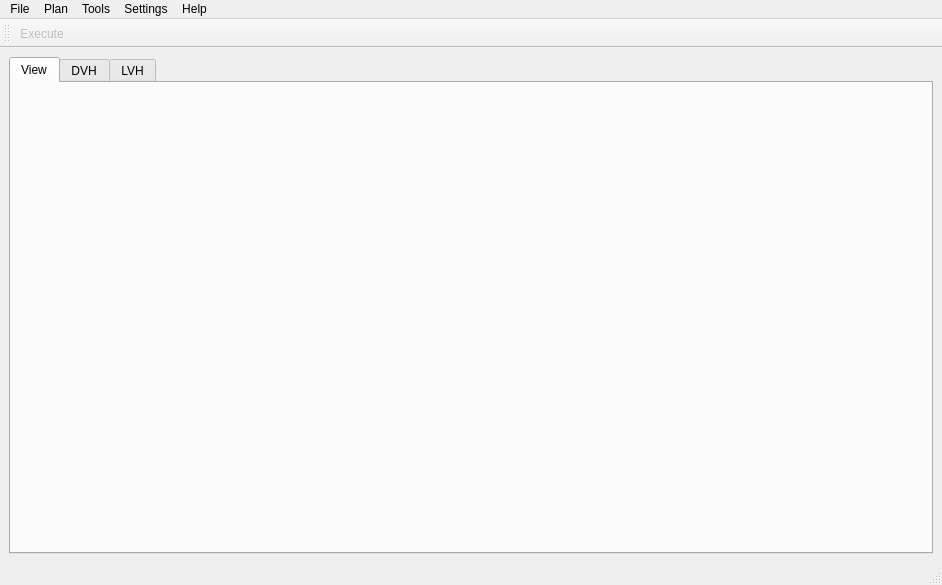
First picture: the form in pytripgui/view/main_window.ui, repository pytrip/pytripgui, before the edit.
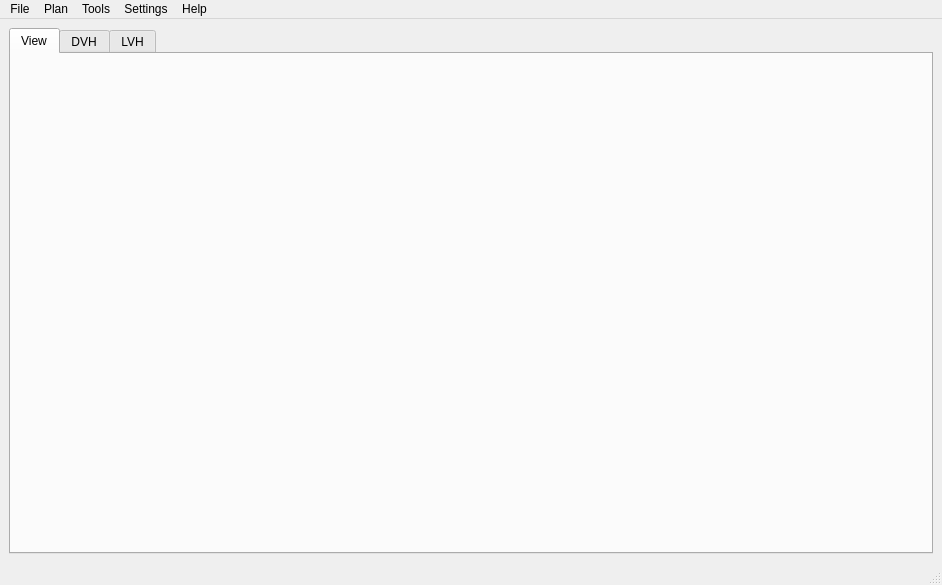
Second picture: the form after the edit. Icons and pictures are not drawn.

Commit message: Remove unused toolbar

```diff
--- a/pytripgui/view/main_window.ui
+++ b/pytripgui/view/main_window.ui
@@ -142,24 +142,6 @@
     <bool>true</bool>
    </property>
   </widget>
-  <widget class="QToolBar" name="toolBar">
-   <property name="windowTitle">
-    <string>toolBar</string>
-   </property>
-   <property name="iconSize">
-    <size>
-     <width>16</width>
-     <height>16</height>
-    </size>
-   </property>
-   <attribute name="toolBarArea">
-    <enum>TopToolBarArea</enum>
-   </attribute>
-   <attribute name="toolBarBreak">
-    <bool>false</bool>
-   </attribute>
-   <addaction name="actionExecutePlan"/>
-  </widget>
   <action name="actionOpen_Voxelplan">
    <property name="text">
     <string>Open VOXELPLAN</string>
```
Left out of the diff: 2 changed lines with no effect on the pictures.
